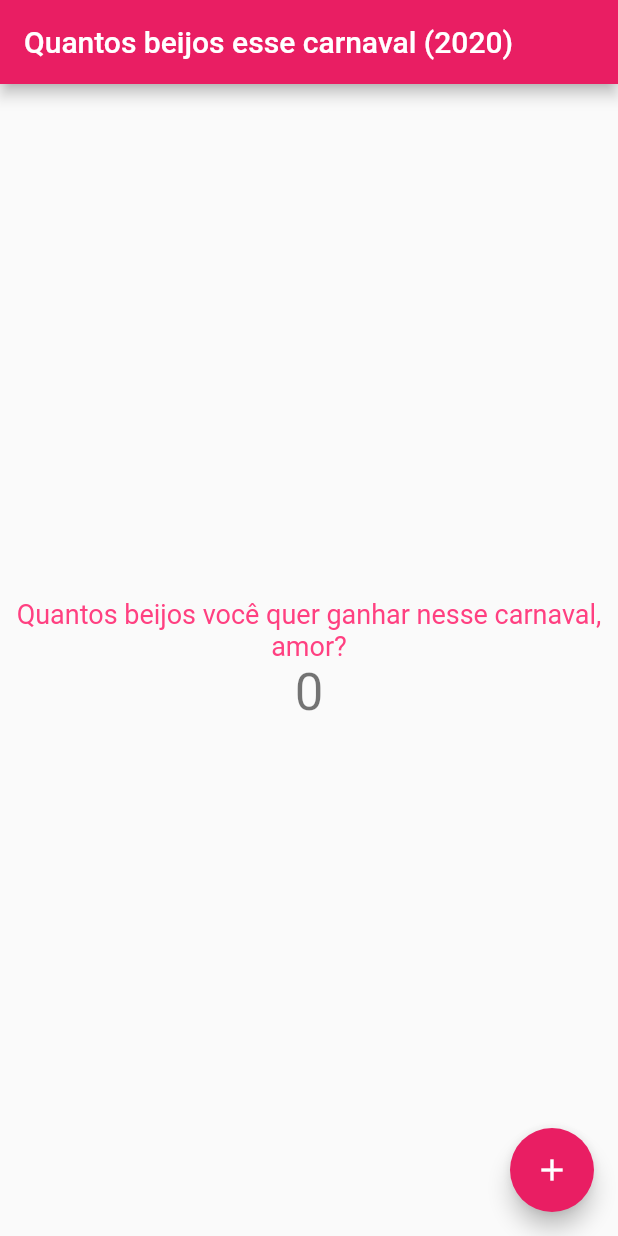
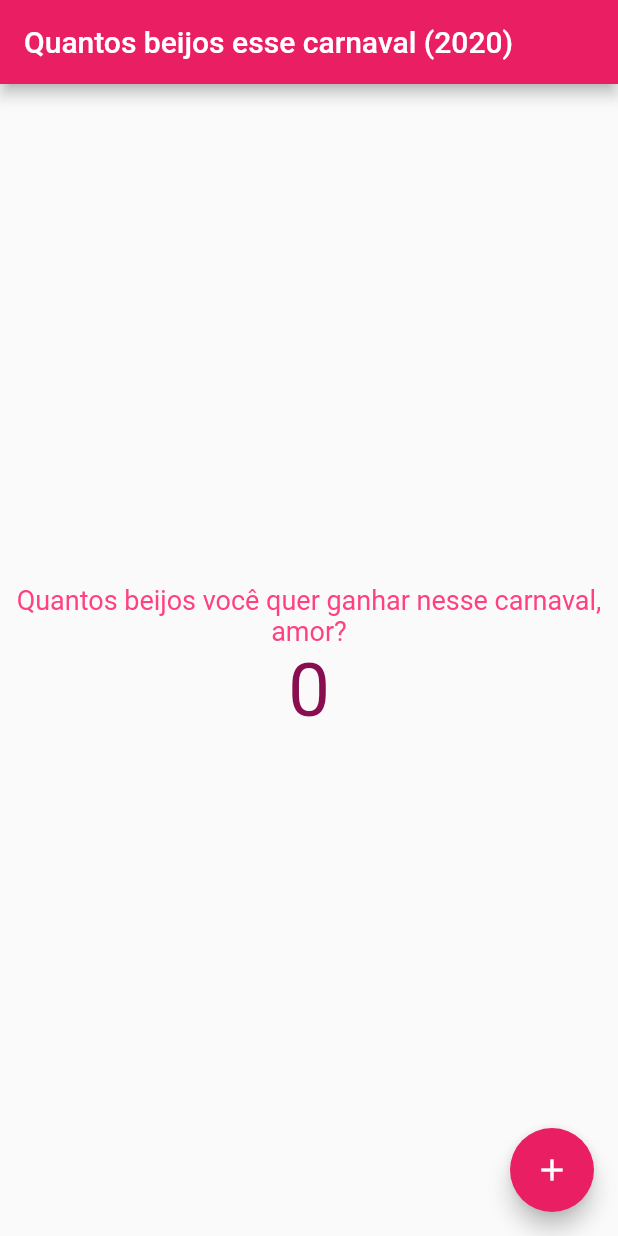
Before and after one commit to Gustavo23/BeijosCarnaval2020, a Flutter app: the screen it shows after launch, on a phone screen of 412 x 824 dp. Run offline on Flutter 3.47's test engine with Material 2 defaults, Android fonts, the phone set to English and light mode, and no system bars.

Commit message:
melhora o zerinho

```diff
--- a/lib/main.dart
+++ b/lib/main.dart
@@ -51,10 +51,11 @@ class _MyHomePageState extends State<MyHomePage> {
               ),
               textAlign: TextAlign.center,
             ),
-            Text(
-              '$_counter',
-              style: Theme.of(context).textTheme.headline4,
-            ),
+            Text('$_counter',
+                style: TextStyle(
+                  color: Colors.pink[900],
+                  fontSize: 50,
+                )),
           ],
         ),
       ),
```
